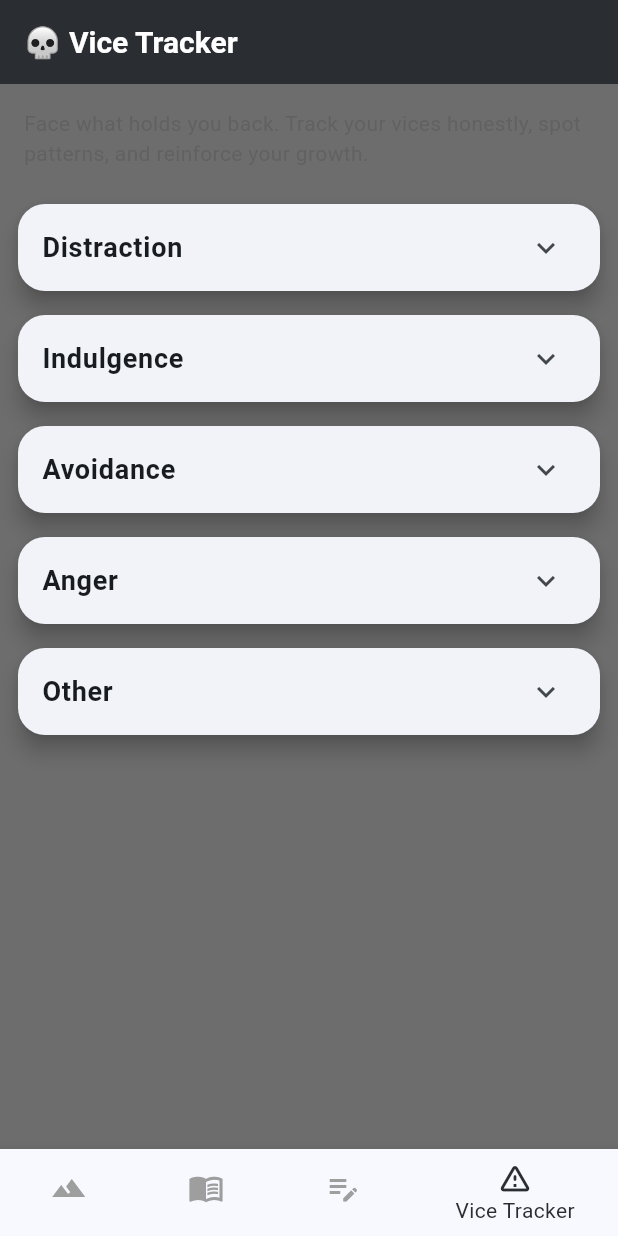
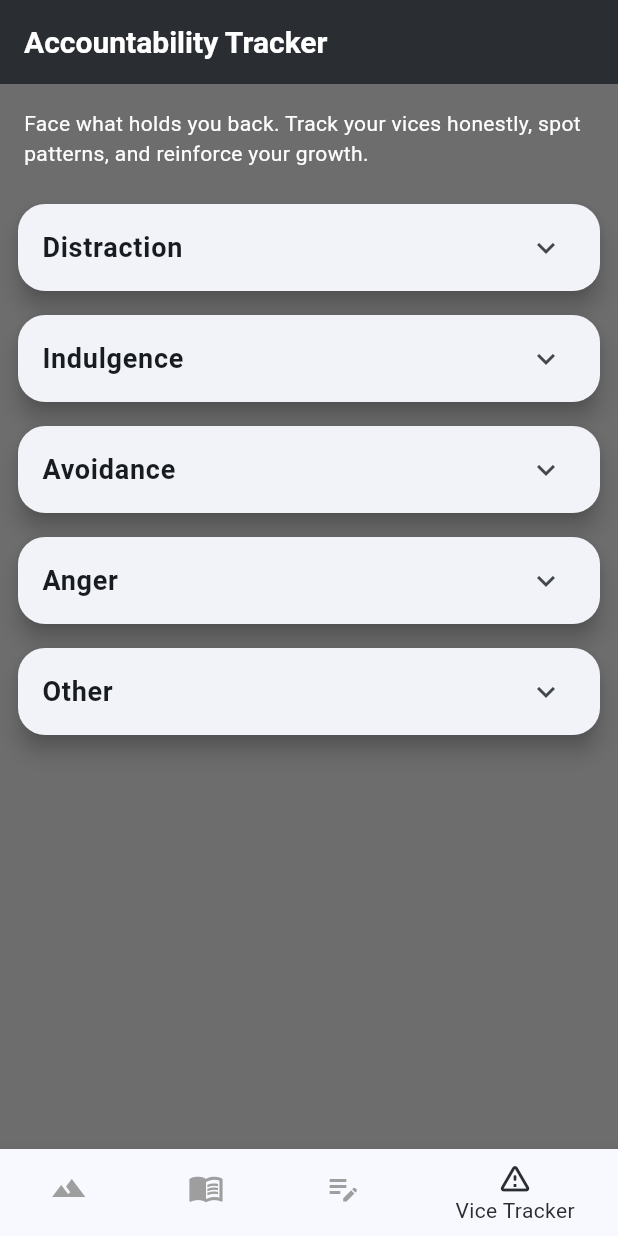
Before and after one commit to codymartins/The-Climb, a Flutter app: the screen it shows after launch, item 4 of the bottom bar chosen, on a phone screen of 412 x 824 dp. Run offline on Flutter 3.47's test engine with Material 3 defaults, Android fonts, the phone set to English and light mode, and no system bars; our stand-ins replace lottie, shared_preferences.

Commit message:
Improving UI

```diff
--- a/lib/screens/journal_history_screen.dart
+++ b/lib/screens/journal_history_screen.dart
@@ -44,7 +44,7 @@ class _JournalHistoryScreenState extends State<JournalHistoryScreen> {
     },
     child: Image.asset(
       'assets/closed_book.png',
-      height: screenHeight * 1.0, // About 30% of screen height
+      height: screenHeight * 1.8, // About 30% of screen height
       fit: BoxFit.contain,
     ),
   ),
--- a/lib/screens/main_screen.dart
+++ b/lib/screens/main_screen.dart
@@ -1,5 +1,4 @@
 import 'package:flutter/material.dart';
-// import 'dashboard_screen.dart';
 import 'reference_library_screen.dart';
 import 'journal_history_screen.dart';
 import 'progress_page.dart';
@@ -62,7 +61,7 @@ class _MainScreenState extends State<MainScreen> {
         //   ),
           BottomNavigationBarItem(
             icon: Icon(Icons.terrain),
-            label: 'Progress Page',
+            label: 'Dashboard',
           ),
           BottomNavigationBarItem(
             icon: Icon(Icons.menu_book),
--- a/lib/screens/progress_page.dart
+++ b/lib/screens/progress_page.dart
@@ -140,7 +140,7 @@ class _ProgressPageState extends State<ProgressPage> {
               top: hikerPositions[widget.currentPhase]!.dy,
               child: Column(
                 children: const [
-                  Icon(Icons.hiking_sharp, color: Colors.blueGrey, size: 48),
+                  Icon(Icons.hiking_sharp, color: Color.fromARGB(255, 64, 81, 90), size: 48),
                 ],
               ),
             ),
--- a/lib/screens/vice_tracker.dart
+++ b/lib/screens/vice_tracker.dart
@@ -189,7 +189,7 @@ class _ViceTrackerPageState extends State<ViceTrackerPage> {
   Widget build(BuildContext context) {
     return Scaffold(
       appBar: AppBar(
-        title: const Text("💀 Vice Tracker"),
+        title: const Text("Accountability Tracker"),
       ),
       body: ListView(
         children: [
@@ -197,7 +197,7 @@ class _ViceTrackerPageState extends State<ViceTrackerPage> {
             padding: const EdgeInsets.all(16.0),
             child: Text(
               "Face what holds you back. Track your vices honestly, spot patterns, and reinforce your growth.",
-              style: TextStyle(color: Colors.grey[700]),
+              style: TextStyle(color: const Color.fromARGB(255, 254, 253, 253)),
             ),
           ),
           ...categories.map(_buildCategoryTile),
```
